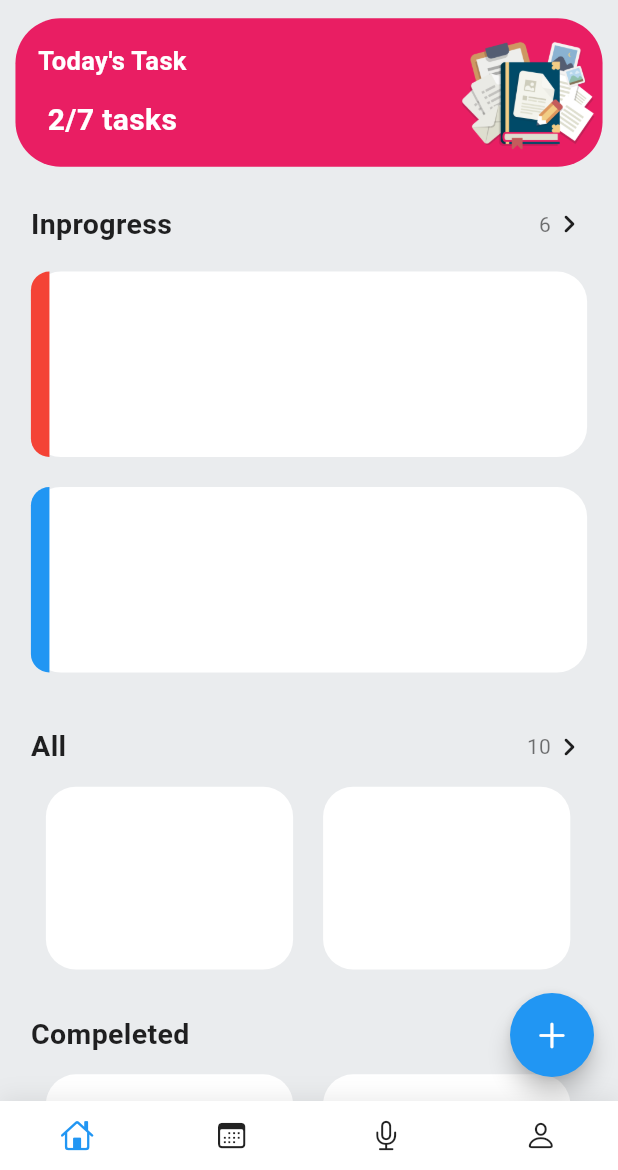
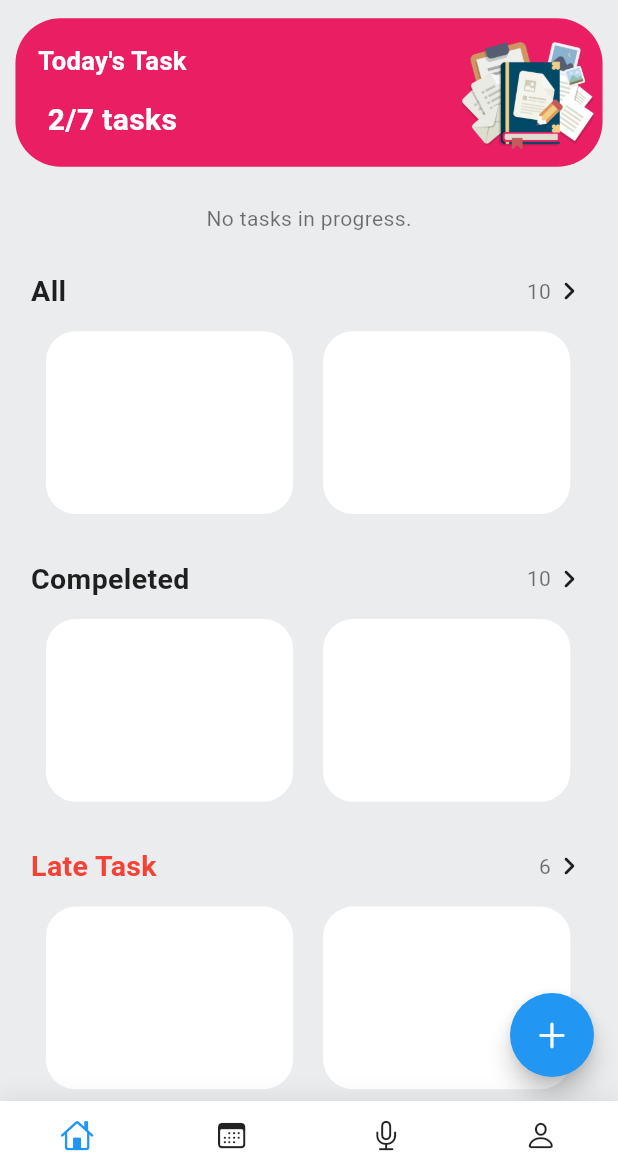
Before and after one commit to Ahmedx44/task_planner, a Flutter app: the screen it shows once a user with an empty profile is signed in, on a phone screen of 412 x 824 dp, the part 66-1236 px from its top. Run offline on Flutter 3.47's test engine with Material 3 defaults, Android fonts, the phone set to English and light mode, and no system bars; drawn by our look-alikes of awesome_bottom_bar, extended_image; our stand-ins replace cloud_firestore, dartz, firebase_auth, firebase_core, flutter_hooks, get_it and 6 more; missing offline and left inert: cupertino_onboarding, flagkit, phonenumbers; accounts and stored records are empty.

Commit message:
"Updated various dependencies, added new task service and model, and modified UI components for task creation and display."

```diff
--- a/lib/model/task_model.dart
+++ b/lib/model/task_model.dart
@@ -10,7 +10,7 @@ class TaskModel {
   final DateTime endTime;
   final String category;
   final String priority;
-  final Color color;
+  final Color? color;
   final bool isCompleted;
 
   TaskModel({
--- a/lib/service/task_service.dart
+++ b/lib/service/task_service.dart
@@ -1,11 +1,16 @@
+import 'dart:ui';
+
 import 'package:cloud_firestore/cloud_firestore.dart';
 import 'package:dartz/dartz.dart';
 import 'package:firebase_auth/firebase_auth.dart';
+import 'package:flutter/material.dart';
 import 'package:injectable/injectable.dart';
 import 'package:todo_app/model/task_model.dart';
 
 abstract class TaskService {
   Future<Either<String, String>> addTask(TaskModel taskModel);
+  Future<Either<String, List<TaskModel>>> getUserTasks();
+  Future<Either<String, List<TaskModel>>> getIncompleteTasks();
 }
 
 @LazySingleton(as: TaskService)
@@ -26,7 +31,7 @@ class TaskServiceImpl extends TaskService {
         'endTime': taskModel.endTime,
         'category': taskModel.category,
         'priority': taskModel.priority,
-        'color': taskModel.color.value,
+        'color': taskModel.color?.value,
         'isCompleted': taskModel.isCompleted,
       };
 
@@ -41,4 +46,85 @@ class TaskServiceImpl extends TaskService {
       return const Left('Some error occurred');
     }
   }
+
+  @override
+  Future<Either<String, List<TaskModel>>> getUserTasks() async {
+    final userId = FirebaseAuth.instance.currentUser!.uid;
+    try {
+      final userRef = FirebaseFirestore.instance.collection('User').doc(userId);
+
+      final userDoc = await userRef.get();
+      final taskIds = List<String>.from(userDoc.data()?['tasks'] ?? []);
+
+      final tasksQuery = await FirebaseFirestore.instance
+          .collection('tasks')
+          .where(FieldPath.documentId, whereIn: taskIds)
+          .get();
+
+      final tasks = tasksQuery.docs.map((doc) {
+        final data = doc.data();
+        return TaskModel(
+          id: data['id'],
+          title: data['title'],
+          description: data['description'],
+          additionalInfo: data['additionalInfo'],
+          startTime: (data['startTime'] as Timestamp).toDate(),
+          endTime: (data['endTime'] as Timestamp).toDate(),
+          category: data['category'],
+          priority: data['priority'],
+          color: Color(data['color']),
+          isCompleted: data['isCompleted'],
+        );
+      }).toList();
+
+      return Right(tasks);
+    } catch (e) {
+      return Left('Failed to retrieve tasks: $e');
+    }
+  }
+
+  Future<Either<String, List<TaskModel>>> getIncompleteTasks() async {
+    try {
+      final userRef = FirebaseFirestore.instance.collection('User').doc(user);
+      final userDoc = await userRef.get();
+
+      if (userDoc.exists) {
+        final taskIds = List<String>.from(userDoc.data()?['tasks'] ?? []);
+
+        final tasks = await Future.wait(
+          taskIds.map((id) => FirebaseFirestore.instance
+              .collection('tasks')
+              .doc(id)
+              .get()
+              .then((doc) => doc.data())),
+        );
+
+        final incompleteTasks = tasks
+            .whereType<Map<String, dynamic>>()
+            .where((task) =>
+                !task['isCompleted'] &&
+                task['endTime'].toDate().isAfter(DateTime.now()))
+            .map((task) => TaskModel(
+                  id: task['id'],
+                  title: task['title'],
+                  description: task['description'],
+                  additionalInfo: task['additionalInfo'],
+                  startTime: (task['startTime'] as Timestamp).toDate(),
+                  endTime: (task['endTime'] as Timestamp).toDate(),
+                  category: task['category'],
+                  priority: task['priority'],
+                  color: task['color'] != null ? Color(task['color']) : null,
+                  isCompleted: task['isCompleted'],
+                ))
+            .toList();
+
+        print(incompleteTasks.length);
+        return Right(incompleteTasks);
+      } else {
+        return const Left('User document does not exist');
+      }
+    } catch (e) {
+      return Left('Error retrieving tasks: $e');
+    }
+  }
 }
--- a/lib/ui/main/main_view.dart
+++ b/lib/ui/main/main_view.dart
@@ -3,6 +3,7 @@ import 'package:flutter/cupertino.dart';
 import 'package:flutter/material.dart';
 import 'package:stacked/stacked.dart';
 import 'package:todo_app/assets/app_image.dart';
+import 'package:todo_app/model/task_model.dart';
 import 'package:todo_app/ui/main/main_view_model.dart';
 import 'package:todo_app/ui/main/widget/mini_card.dart';
 import 'package:todo_app/ui/main/widget/task_card.dart';
@@ -142,45 +143,72 @@ class MainView extends StatelessWidget {
     );
   }
 
-  _inProgressTasks(context) {
+  _inProgressTasks(BuildContext context) {
+    return ViewModelBuilder<MainViewModel>.reactive(
+      viewModelBuilder: () => MainViewModel(),
+      onViewModelReady: (viewModel) => viewModel.getInCompeleteTasks(context),
+      builder: (context, viewModel, child) {
+        if (viewModel.isBusy) {
+          return const Center(child: CircularProgressIndicator());
+        }
+
+        if (viewModel.hasError) {
+          return Center(child: Text('Error: ${viewModel.error}'));
+        }
+
+        List<TaskModel> tasks = viewModel.inCompleteTasks;
+
+        if (tasks.isEmpty) {
+          return const Center(child: Text('No tasks in progress.'));
+        }
+
         return Container(
           padding: EdgeInsets.symmetric(
-          horizontal: MediaQuery.sizeOf(context).width * 0.05),
+            horizontal: MediaQuery.of(context).size.width * 0.05,
+          ),
           child: Column(
             children: [
               Row(
                 mainAxisAlignment: MainAxisAlignment.spaceBetween,
                 children: [
                   Text(
-                'Inprogress',
+                    'In Progress',
                     style: TextStyle(
                       fontSize: 19,
                       fontWeight: FontWeight.bold,
-                    color: Theme.of(context).colorScheme.onSecondary),
+                      color: Theme.of(context).colorScheme.onSecondary,
                     ),
-              const Row(
-                children: [Text('6'), Icon(Icons.navigate_next_rounded)],
-              )
+                  ),
+                  Row(
+                    children: [
+                      Text('${viewModel.inCompleteTasks.length}'),
+                      const Icon(Icons.navigate_next_rounded),
+                    ],
+                  ),
                 ],
               ),
               SizedBox(
-            height: MediaQuery.sizeOf(context).height * 0.01,
+                height: MediaQuery.of(context).size.height * 0.01,
               ),
               SizedBox(
-            height: MediaQuery.sizeOf(context).height * 0.35,
-            child: ListView(
-              children: const [
-                TaskCard(
-                  color: Colors.red,
+                height: MediaQuery.of(context).size.height * 0.35,
+                child: ListView.builder(
+                  itemCount: tasks.length,
+                  itemBuilder: (context, index) {
+                    final task = tasks[index];
+                    return TaskCard(
+                      title: task.title,
+                      description: task.description,
+
+                      color: task.color ?? Colors.blue, // Fallback color
+                    );
+                  },
                 ),
-                TaskCard(
-                  color: Colors.blue,
-                )
+              ),
             ],
           ),
-          )
-        ],
-      ),
+        );
+      },
     );
   }
 
--- a/lib/ui/main/main_view_model.dart
+++ b/lib/ui/main/main_view_model.dart
@@ -1,5 +1,8 @@
 import 'package:flutter/material.dart';
 import 'package:stacked/stacked.dart';
+import 'package:todo_app/app/locator.dart';
+import 'package:todo_app/model/task_model.dart';
+import 'package:todo_app/service/task_service.dart';
 import 'package:todo_app/ui/new_task/newTask_view.dart';
 
 class MainViewModel extends BaseViewModel {
@@ -13,4 +16,22 @@ class MainViewModel extends BaseViewModel {
       },
     );
   }
+
+  List<TaskModel> _inCompleteTasks = [];
+
+  List<TaskModel> get inCompleteTasks => _inCompleteTasks;
+
+  getInCompeleteTasks(BuildContext context) async {
+    final result = await locator<TaskService>().getIncompleteTasks();
+
+    result.fold((error) {
+      print(error);
+      ScaffoldMessenger.of(context).showSnackBar(SnackBar(
+          backgroundColor: Theme.of(context).colorScheme.onSecondary,
+          content: Text(error.toString())));
+    }, (success) {
+      _inCompleteTasks = success;
+      notifyListeners();
+    });
+  }
 }
```
Also changed, not shown: lib/ui/main/widget/task_card.dart (+53 -11 lines), lib/ui/new_task/newTask_view.dart (+35 -8 lines), lib/ui/new_task/newTask_view_model.dart (+30 -0 lines), lib/app/locator.config.dart, pubspec.lock. Lines whose indentation alone changed are shown as unchanged.
